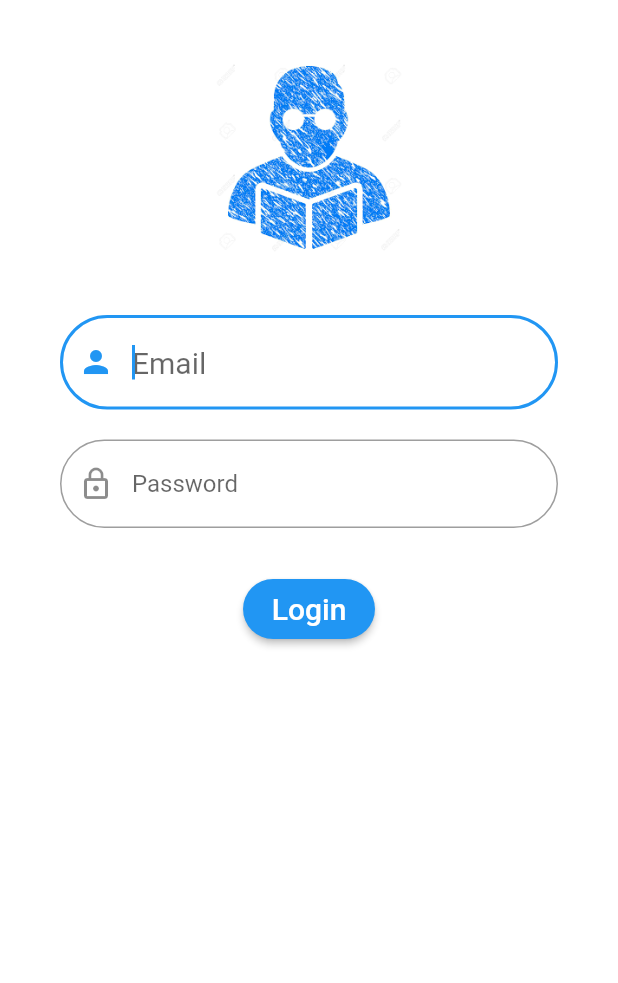
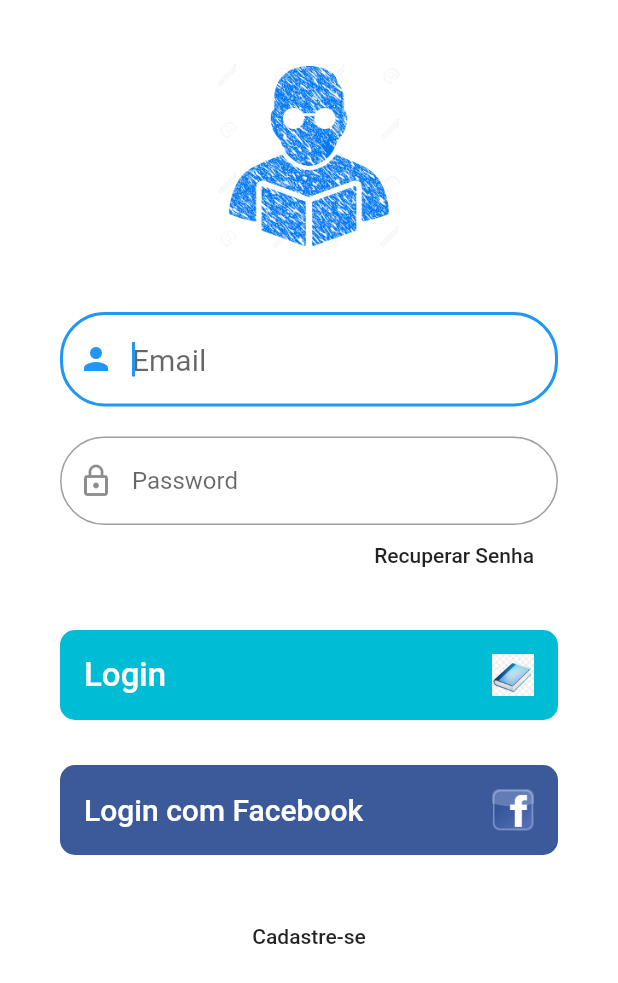
Before and after one commit to gabriellicorrea/trocadelivros, a Flutter app: the screen it shows after launch, on a phone screen of 412 x 824 dp. Shown: the top 983 px of the screen. Run offline on Flutter 3.47's test engine with Material 2 defaults, Android fonts, the phone set to English and light mode, and no system bars.

Commit message:
acrescentando login com facebook

```diff
--- a/lib/login.dart
+++ b/lib/login.dart
@@ -25,8 +25,8 @@ class _LoginState extends State<Login> {
           Icons.person,
         ),
         hintText: "Email",
-        labelStyle: TextStyle(color: Colors.black),
-        border: OutlineInputBorder(borderRadius: BorderRadius.circular(32.0)),
+        labelStyle: TextStyle(color: Colors.red),
+        border: OutlineInputBorder(borderRadius: BorderRadius.circular(30)),
       ),
       controller: textFieldEmailUsuario,
     );
@@ -39,20 +39,83 @@ class _LoginState extends State<Login> {
         prefixIcon: Icon(Icons.lock_outline),
         hintText: "Password",
         labelStyle: TextStyle(color: Colors.black),
-        border: OutlineInputBorder(borderRadius: BorderRadius.circular(32.0)),
+        border: OutlineInputBorder(borderRadius: BorderRadius.circular(30)),
       ),
       controller: textFieldSenhaUsuario,
     );
 
     final buttonLogin = ButtonTheme(
-      height: 40.0,
-      child: RaisedButton(
-        onPressed: () => {print("usuario logado")},
-        shape: new RoundedRectangleBorder(
-            borderRadius: new BorderRadius.circular(20.0)),
-        child: Text(
-          "Login",
-          style: TextStyle(color: Colors.white, fontSize: 20),
+      child: Container(
+        height: 60,
+        alignment: Alignment.centerLeft,
+        decoration: BoxDecoration(
+          color: Colors.cyan,
+          borderRadius: BorderRadius.all(
+            Radius.circular(10),
+          ),
+        ),
+        child: SizedBox.expand(
+          child: FlatButton(
+            child: Row(
+              mainAxisAlignment: MainAxisAlignment.spaceBetween,
+              children: <Widget>[
+                Text(
+                  "Login",
+                  style: TextStyle(
+                    color: Colors.white,
+                    fontSize: 22,
+                  ),
+                  textAlign: TextAlign.left,
+                ),
+                Container(
+                  child: SizedBox(
+                    child: Image.asset("imagens/icon.jpg"),
+                    height: 28,
+                    width: 28,
+                  ),
+                ),
+              ],
+            ),
+            onPressed: () => {},
+          ),
+        ),
+      ),
+    );
+
+    final fbLogin = ButtonTheme(
+      child: Container(
+        height: 60,
+        alignment: Alignment.centerLeft,
+        decoration: BoxDecoration(
+          color: Color(0xFF3C5A99),
+          borderRadius: BorderRadius.all(
+            Radius.circular(10),
+          ),
+        ),
+        child: SizedBox.expand(
+          child: FlatButton(
+            child: Row(
+              mainAxisAlignment: MainAxisAlignment.spaceBetween,
+              children: <Widget>[
+                Text(
+                  "Login com Facebook",
+                  style: TextStyle(
+                    color: Colors.white,
+                    fontSize: 20,
+                  ),
+                  textAlign: TextAlign.left,
+                ),
+                Container(
+                  child: SizedBox(
+                    child: Image.asset("imagens/face.png"),
+                    height: 28,
+                    width: 28,
+                  ),
+                ),
+              ],
+            ),
+            onPressed: () => {},
+          ),
         ),
       ),
     );
@@ -66,36 +129,50 @@ class _LoginState extends State<Login> {
           child: Column(
             children: <Widget>[
               SizedBox(
-                height: 130,
+                height: 128,
+                width: 128,
                 child: Image.asset("imagens/person.png", fit: BoxFit.contain),
               ),
               SizedBox(height: 40),
               emailField,
               SizedBox(height: 20),
               senhaField,
-              SizedBox(height: 30),
+              Container(
+                height: 40,
+                alignment: Alignment.centerRight,
+                child: FlatButton(
+                  child: Text(
+                    "Recuperar Senha",
+                    textAlign: TextAlign.right,
+                  ),
+                  onPressed: () {},
+                ),
+              ),
+              SizedBox(
+                height: 30,
+              ),
               buttonLogin,
+              SizedBox(
+                height: 30,
+              ),
+              fbLogin,
+              SizedBox(
+                height: 30,
+              ),
+              Container(
+                child: FlatButton(
+                  child: Text(
+                    "Cadastre-se",
+                    textAlign: TextAlign.center,
+                  ),
+                  onPressed: () => {},
+                ),
+              ),
             ],
           ),
         ),
       ),
       backgroundColor: Colors.white,
-
-      // floatingActionButton: FloatingActionButton(
-      //   onPressed: () {
-      //     print(textFieldEmailUsuario.text);
-      //     print(textFieldSenhaUsuario.text);
-      //     return showDialog(
-      //       context: context,
-      //       builder: (context) {
-      //         return AlertDialog(
-      //           content: Text("Usuario cadastrado com sucesso!"),
-      //         );
-      //       },
-      //     );
-      //   },
-      //   child: Icon(Icons.check),
-      // ),
     );
   }
 }
```
Also changed, not shown: imagens/face.png (added), imagens/icon.jpg (added), imagens/livro.png (deleted).
